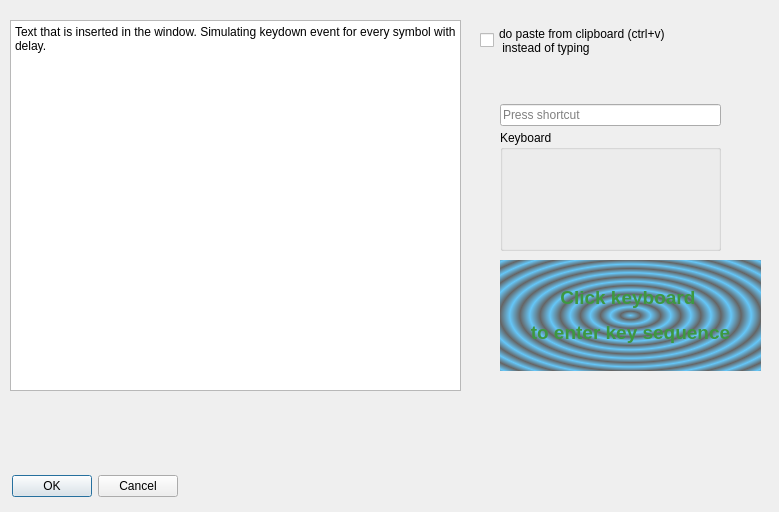
Above: UsefulClicker/ui/typedialog.ui from Kvazikot/UsefulMacro before the change. Below: the same form after it.
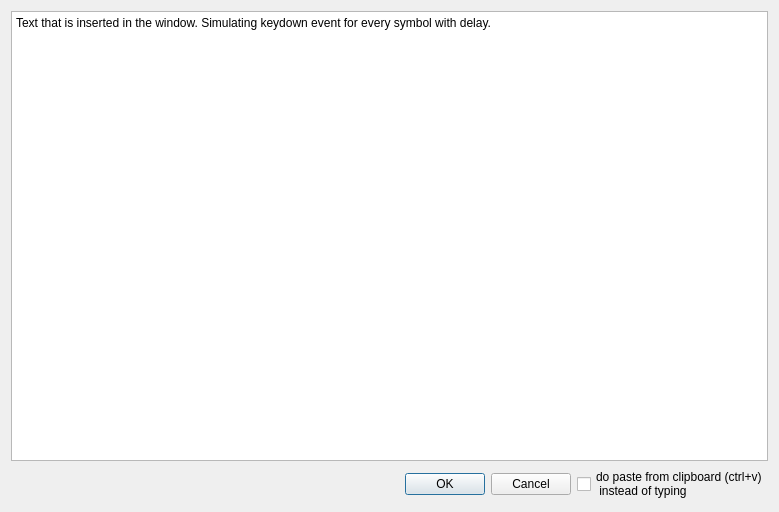
That is the form after the change. Icons and pictures are not drawn.

Patch:
```diff
--- a/UsefulClicker/ui/typedialog.ui
+++ b/UsefulClicker/ui/typedialog.ui
@@ -13,42 +13,16 @@
   <property name="windowTitle">
    <string>Dialog</string>
   </property>
-  <widget class="QCheckBox" name="checkBox">
-   <property name="geometry">
-    <rect>
-     <x>480</x>
-     <y>0</y>
-     <width>261</width>
-     <height>81</height>
-    </rect>
-   </property>
-   <property name="text">
-    <string>do paste from clipboard (ctrl+v)
- instead of typing</string>
-   </property>
-  </widget>
+  <layout class="QGridLayout" name="gridLayout">
+   <item row="0" column="0" colspan="2">
   <widget class="QPlainTextEdit" name="plainTextEdit">
-   <property name="geometry">
-    <rect>
-     <x>10</x>
-     <y>20</y>
-     <width>451</width>
-     <height>371</height>
-    </rect>
-   </property>
    <property name="plainText">
     <string>Text that is inserted in the window. Simulating keydown event for every symbol with delay.</string>
    </property>
   </widget>
+   </item>
+   <item row="1" column="0">
   <widget class="QDialogButtonBox" name="buttonBox">
-   <property name="geometry">
-    <rect>
-     <x>11</x>
-     <y>472</y>
-     <width>167</width>
-     <height>29</height>
-    </rect>
-   </property>
    <property name="orientation">
     <enum>Qt::Horizontal</enum>
    </property>
@@ -56,69 +30,18 @@
     <set>QDialogButtonBox::Cancel|QDialogButtonBox::Ok</set>
    </property>
   </widget>
-  <widget class="QGroupBox" name="groupBox">
-   <property name="geometry">
-    <rect>
-     <x>500</x>
-     <y>130</y>
-     <width>221</width>
-     <height>121</height>
-    </rect>
-   </property>
-   <property name="title">
-    <string>Keyboard</string>
-   </property>
-   <widget class="QLabel" name="label">
-    <property name="geometry">
-     <rect>
-      <x>40</x>
-      <y>40</y>
-      <width>151</width>
-      <height>71</height>
-     </rect>
-    </property>
+   </item>
+   <item row="1" column="1">
+    <widget class="QCheckBox" name="checkBox">
     <property name="text">
-     <string/>
-    </property>
-    <property name="pixmap">
-     <pixmap resource="../res.qrc">:/images/keyboard_icon.png</pixmap>
-    </property>
-    <property name="scaledContents">
-     <bool>true</bool>
-    </property>
-   </widget>
-  </widget>
-  <widget class="QLabel" name="label_2">
-   <property name="geometry">
-    <rect>
-     <x>500</x>
-     <y>260</y>
-     <width>261</width>
-     <height>111</height>
-    </rect>
-   </property>
-   <property name="styleSheet">
-    <string notr="true">background-color: qradialgradient(spread:repeat, cx:0.5, cy:0.5, radius:0.077, fx:0.5, fy:0.5, stop:0 rgba(0, 169, 255, 147), stop:0.497326 rgba(0, 0, 0, 147), stop:1 rgba(0, 169, 255, 147));
-color: rgb(247, 19, 255);</string>
-   </property>
-   <property name="text">
-    <string>&lt;html&gt;&lt;head/&gt;&lt;body&gt;&lt;p align=&quot;center&quot;&gt;&lt;span style=&quot; font-size:14pt; font-weight:700; color:#3d9840;&quot;&gt;Click keyboard  &lt;/span&gt;&lt;/p&gt;&lt;p align=&quot;center&quot;&gt;&lt;span style=&quot; font-size:14pt; font-weight:700; color:#3d9840;&quot;&gt;to enter key sequence&lt;/span&gt;&lt;/p&gt;&lt;/body&gt;&lt;/html&gt;</string>
-   </property>
-  </widget>
-  <widget class="QKeySequenceEdit" name="keySequenceEdit">
-   <property name="geometry">
-    <rect>
-     <x>500</x>
-     <y>90</y>
-     <width>221</width>
-     <height>51</height>
-    </rect>
-   </property>
-  </widget>
- </widget>
- <resources>
-  <include location="../res.qrc"/>
- </resources>
+      <string>do paste from clipboard (ctrl+v)
+ instead of typing</string>
+     </property>
+    </widget>
+   </item>
+  </layout>
+ </widget>
+ <resources/>
  <connections>
   <connection>
    <sender>buttonBox</sender>
```
Left out of the diff: 2 changed lines with no effect on the pictures. Lines whose indentation alone changed are shown as unchanged.
